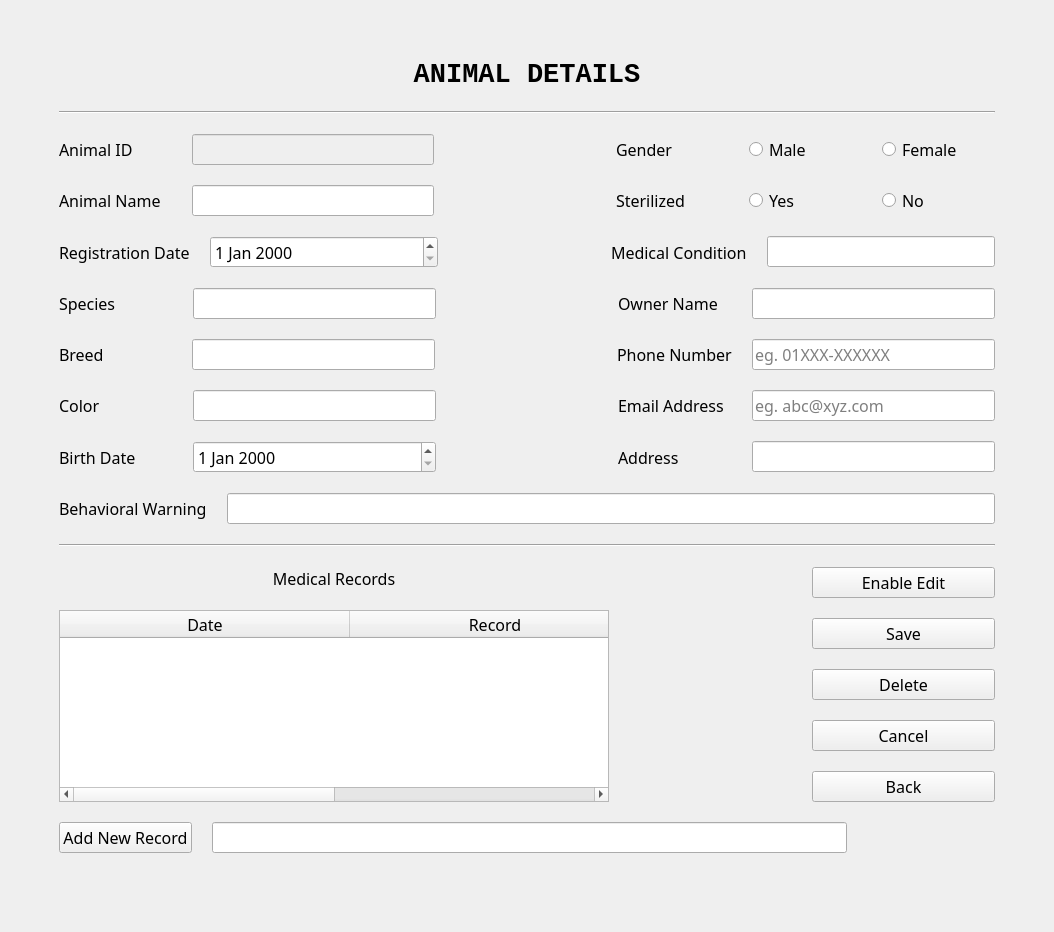
Before: the Qt Designer form AnimalDetailsUI.ui in ASNaeem/Simple-VCMS, drawn with Qt 5.
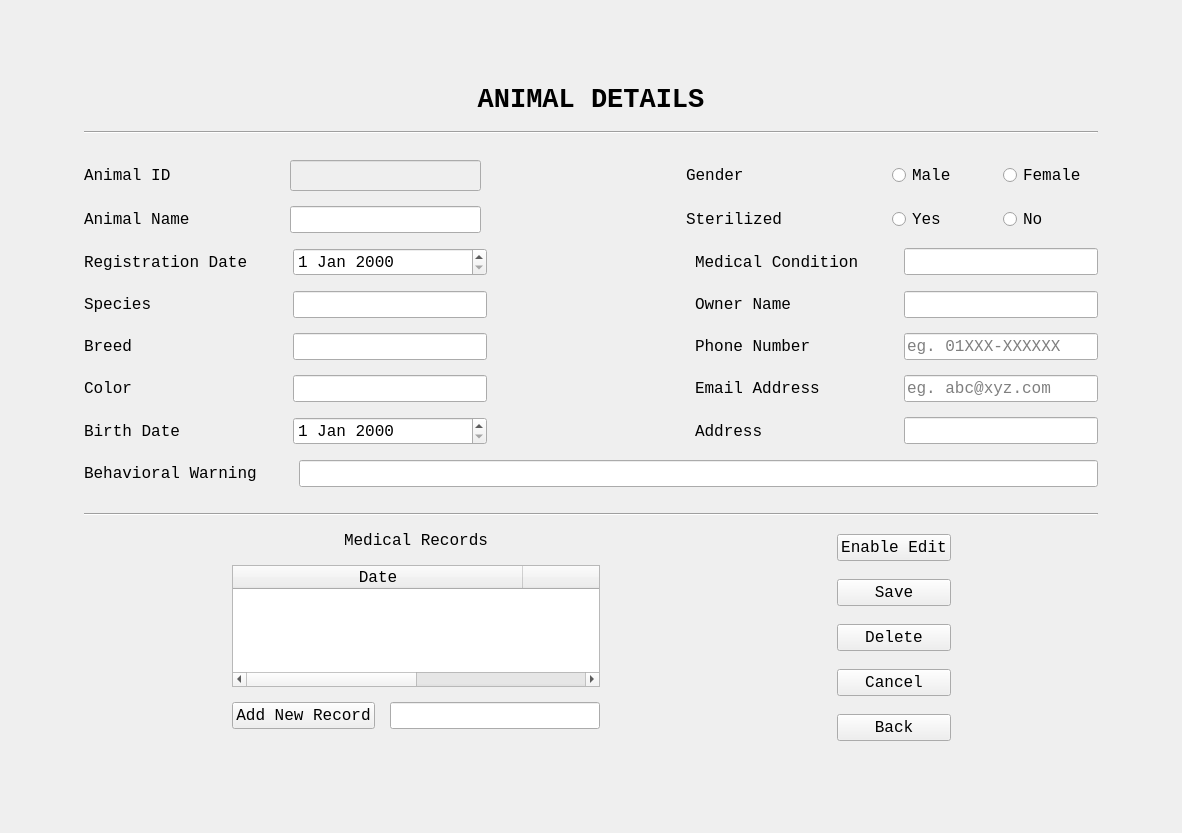
After: the same form once the commit is applied.

Commit message: AnimalDetailsUI AnimalInformationUI AnimalRegiatrationUI

Diff of the .ui file:
```diff
--- a/AnimalDetailsUI.ui
+++ b/AnimalDetailsUI.ui
@@ -6,31 +6,31 @@
    <rect>
     <x>0</x>
     <y>0</y>
-    <width>1054</width>
-    <height>872</height>
+    <width>1182</width>
+    <height>833</height>
    </rect>
   </property>
   <property name="windowTitle">
    <string>AnimalDetails</string>
   </property>
   <widget class="QWidget" name="centralwidget">
-   <layout class="QVBoxLayout" name="verticalLayout">
+   <layout class="QVBoxLayout" name="verticalLayout_3">
     <item>
-     <layout class="QVBoxLayout" name="verticalLayout_3" stretch="5,0,2,5,5,5,5,5,5,5,5,0,40,5">
+     <layout class="QVBoxLayout" name="verticalLayout_2" stretch="5,0,2,5,5,5,5,5,5,5,5,2,0,40">
       <property name="spacing">
-       <number>20</number>
+       <number>15</number>
       </property>
       <property name="leftMargin">
-       <number>50</number>
+       <number>75</number>
       </property>
       <property name="topMargin">
-       <number>50</number>
+       <number>75</number>
       </property>
       <property name="rightMargin">
-       <number>50</number>
+       <number>75</number>
       </property>
       <property name="bottomMargin">
-       <number>50</number>
+       <number>75</number>
       </property>
       <item>
        <layout class="QGridLayout" name="gridLayout_3">
@@ -72,19 +72,19 @@
         </property>
         <property name="sizeHint" stdset="0">
          <size>
-          <width>20</width>
-          <height>40</height>
+          <width>933</width>
+          <height>13</height>
          </size>
         </property>
        </spacer>
       </item>
       <item>
-       <layout class="QHBoxLayout" name="horizontalLayout" stretch="7,15,10,7,7,7">
+       <layout class="QHBoxLayout" name="horizontalLayout" stretch="20,20,20,20,10,10">
         <item>
          <widget class="QLabel" name="label_40">
           <property name="font">
            <font>
-            <family>Shonar Bangla</family>
+            <family>Courier New</family>
             <pointsize>12</pointsize>
            </font>
           </property>
@@ -126,7 +126,7 @@
          <widget class="QLabel" name="label_35">
           <property name="font">
            <font>
-            <family>Shonar Bangla</family>
+            <family>Courier New</family>
             <pointsize>12</pointsize>
            </font>
           </property>
@@ -142,7 +142,7 @@
          <widget class="QRadioButton" name="rb_gender_male">
           <property name="font">
            <font>
-            <family>Shonar Bangla</family>
+            <family>Courier New</family>
             <pointsize>12</pointsize>
            </font>
           </property>
@@ -155,7 +155,7 @@
          <widget class="QRadioButton" name="rb_gender_female">
           <property name="font">
            <font>
-            <family>Shonar Bangla</family>
+            <family>Courier New</family>
             <pointsize>12</pointsize>
            </font>
           </property>
@@ -167,12 +167,12 @@
        </layout>
       </item>
       <item>
-       <layout class="QHBoxLayout" name="horizontalLayout_2" stretch="7,15,10,7,7,7">
+       <layout class="QHBoxLayout" name="horizontalLayout_2" stretch="20,20,20,20,10,10">
         <item>
          <widget class="QLabel" name="label_41">
           <property name="font">
            <font>
-            <family>Shonar Bangla</family>
+            <family>Courier New</family>
             <pointsize>12</pointsize>
            </font>
           </property>
@@ -188,7 +188,7 @@
          <widget class="QLineEdit" name="line_animal_name">
           <property name="font">
            <font>
-            <family>Shonar Bangla</family>
+            <family>Courier New</family>
             <pointsize>12</pointsize>
            </font>
           </property>
@@ -211,7 +211,7 @@
          <widget class="QLabel" name="label_42">
           <property name="font">
            <font>
-            <family>Shonar Bangla</family>
+            <family>Courier New</family>
             <pointsize>12</pointsize>
            </font>
           </property>
@@ -227,7 +227,7 @@
          <widget class="QRadioButton" name="rb_sterilized_yes">
           <property name="font">
            <font>
-            <family>Shonar Bangla</family>
+            <family>Courier New</family>
             <pointsize>12</pointsize>
            </font>
           </property>
@@ -240,7 +240,7 @@
          <widget class="QRadioButton" name="rb_sterilized_no">
           <property name="font">
            <font>
-            <family>Shonar Bangla</family>
+            <family>Courier New</family>
             <pointsize>12</pointsize>
            </font>
           </property>
@@ -252,12 +252,12 @@
        </layout>
       </item>
       <item>
-       <layout class="QHBoxLayout" name="horizontalLayout_3" stretch="7,15,10,7,15">
+       <layout class="QHBoxLayout" name="horizontalLayout_3" stretch="20,20,20,20,20">
         <item>
          <widget class="QLabel" name="label_50">
           <property name="font">
            <font>
-            <family>Shonar Bangla</family>
+            <family>Courier New</family>
             <pointsize>12</pointsize>
            </font>
           </property>
@@ -273,7 +273,7 @@
          <widget class="QDateEdit" name="date_animal_registration">
           <property name="font">
            <font>
-            <family>Shonar Bangla</family>
+            <family>Courier New</family>
             <pointsize>12</pointsize>
            </font>
           </property>
@@ -296,7 +296,7 @@
          <widget class="QLabel" name="label_51">
           <property name="font">
            <font>
-            <family>Shonar Bangla</family>
+            <family>Courier New</family>
             <pointsize>12</pointsize>
            </font>
           </property>
@@ -312,7 +312,7 @@
          <widget class="QLineEdit" name="line_animal_condition">
           <property name="font">
            <font>
-            <family>Shonar Bangla</family>
+            <family>Courier New</family>
             <pointsize>12</pointsize>
            </font>
           </property>
@@ -321,12 +321,12 @@
        </layout>
       </item>
       <item>
-       <layout class="QHBoxLayout" name="horizontalLayout_4" stretch="7,15,10,7,15">
+       <layout class="QHBoxLayout" name="horizontalLayout_4" stretch="20,20,20,20,20">
         <item>
          <widget class="QLabel" name="label_52">
           <property name="font">
            <font>
-            <family>Shonar Bangla</family>
+            <family>Courier New</family>
             <pointsize>12</pointsize>
            </font>
           </property>
@@ -342,7 +342,7 @@
          <widget class="QLineEdit" name="line_animal_species">
           <property name="font">
            <font>
-            <family>Shonar Bangla</family>
+            <family>Courier New</family>
             <pointsize>12</pointsize>
            </font>
           </property>
@@ -365,7 +365,7 @@
          <widget class="QLabel" name="label_53">
           <property name="font">
            <font>
-            <family>Shonar Bangla</family>
+            <family>Courier New</family>
             <pointsize>12</pointsize>
            </font>
           </property>
@@ -381,7 +381,7 @@
          <widget class="QLineEdit" name="line_owner_name">
           <property name="font">
            <font>
-            <family>Shonar Bangla</family>
+            <family>Courier New</family>
             <pointsize>12</pointsize>
            </font>
           </property>
@@ -390,12 +390,12 @@
        </layout>
       </item>
       <item>
-       <layout class="QHBoxLayout" name="horizontalLayout_5" stretch="7,15,10,7,15">
+       <layout class="QHBoxLayout" name="horizontalLayout_5" stretch="20,20,20,20,20">
         <item>
          <widget class="QLabel" name="label_54">
           <property name="font">
            <font>
-            <family>Shonar Bangla</family>
+            <family>Courier New</family>
             <pointsize>12</pointsize>
            </font>
           </property>
@@ -411,7 +411,7 @@
          <widget class="QLineEdit" name="line_animal_breed">
           <property name="font">
            <font>
-            <family>Shonar Bangla</family>
+            <family>Courier New</family>
             <pointsize>12</pointsize>
            </font>
           </property>
@@ -434,7 +434,7 @@
          <widget class="QLabel" name="label_55">
           <property name="font">
            <font>
-            <family>Shonar Bangla</family>
+            <family>Courier New</family>
             <pointsize>12</pointsize>
            </font>
           </property>
@@ -450,7 +450,7 @@
          <widget class="QLineEdit" name="line_owner_phone">
           <property name="font">
            <font>
-            <family>Shonar Bangla</family>
+            <family>Courier New</family>
             <pointsize>12</pointsize>
            </font>
           </property>
@@ -462,12 +462,12 @@
        </layout>
       </item>
       <item>
-       <layout class="QHBoxLayout" name="horizontalLayout_6" stretch="7,15,10,7,15">
+       <layout class="QHBoxLayout" name="horizontalLayout_6" stretch="20,20,20,20,20">
         <item>
          <widget class="QLabel" name="label_56">
           <property name="font">
            <font>
-            <family>Shonar Bangla</family>
+            <family>Courier New</family>
             <pointsize>12</pointsize>
            </font>
           </property>
@@ -483,7 +483,7 @@
          <widget class="QLineEdit" name="line_animal_color">
           <property name="font">
            <font>
-            <family>Shonar Bangla</family>
+            <family>Courier New</family>
             <pointsize>12</pointsize>
            </font>
           </property>
@@ -506,7 +506,7 @@
          <widget class="QLabel" name="label_57">
           <property name="font">
            <font>
-            <family>Shonar Bangla</family>
+            <family>Courier New</family>
             <pointsize>12</pointsize>
            </font>
           </property>
@@ -522,7 +522,7 @@
          <widget class="QLineEdit" name="line_owner_email">
           <property name="font">
            <font>
-            <family>Shonar Bangla</family>
+            <family>Courier New</family>
             <pointsize>12</pointsize>
            </font>
           </property>
@@ -534,12 +534,12 @@
        </layout>
       </item>
       <item>
-       <layout class="QHBoxLayout" name="horizontalLayout_7" stretch="7,15,10,7,15">
+       <layout class="QHBoxLayout" name="horizontalLayout_7" stretch="20,20,20,20,20">
         <item>
          <widget class="QLabel" name="label_58">
           <property name="font">
            <font>
-            <family>Shonar Bangla</family>
+            <family>Courier New</family>
             <pointsize>12</pointsize>
            </font>
           </property>
@@ -555,7 +555,7 @@
          <widget class="QDateEdit" name="date_animal_birth">
           <property name="font">
            <font>
-            <family>Shonar Bangla</family>
+            <family>Courier New</family>
             <pointsize>12</pointsize>
            </font>
           </property>
@@ -578,7 +578,7 @@
          <widget class="QLabel" name="label_59">
           <property name="font">
            <font>
-            <family>Shonar Bangla</family>
+            <family>Courier New</family>
             <pointsize>12</pointsize>
            </font>
           </property>
@@ -594,7 +594,7 @@
          <widget class="QLineEdit" name="line_owner_address">
           <property name="font">
            <font>
-            <family>Shonar Bangla</family>
+            <family>Courier New</family>
             <pointsize>12</pointsize>
            </font>
           </property>
@@ -603,7 +603,7 @@
        </layout>
       </item>
       <item>
-       <layout class="QHBoxLayout" name="horizontalLayout_8" stretch="1,7">
+       <layout class="QHBoxLayout" name="horizontalLayout_8" stretch="20,80">
         <property name="rightMargin">
          <number>0</number>
         </property>
@@ -611,7 +611,7 @@
          <widget class="QLabel" name="label_61">
           <property name="font">
            <font>
-            <family>Shonar Bangla</family>
+            <family>Courier New</family>
             <pointsize>12</pointsize>
            </font>
           </property>
@@ -627,7 +627,7 @@
          <widget class="QLineEdit" name="line_animal_warning">
           <property name="font">
            <font>
-            <family>Shonar Bangla</family>
+            <family>Courier New</family>
             <pointsize>12</pointsize>
            </font>
           </property>
@@ -635,6 +635,19 @@
         </item>
        </layout>
       </item>
+      <item>
+       <spacer name="verticalSpacer">
+        <property name="orientation">
+         <enum>Qt::Vertical</enum>
+        </property>
+        <property name="sizeHint" stdset="0">
+         <size>
+          <width>20</width>
+          <height>40</height>
+         </size>
+        </property>
+       </spacer>
+      </item>
       <item>
        <widget class="Line" name="line">
         <property name="orientation">
@@ -643,14 +656,29 @@
        </widget>
       </item>
       <item>
-       <layout class="QHBoxLayout" name="horizontalLayout_9" stretch="6,2,2">
+       <layout class="QHBoxLayout" name="horizontalLayout_9" stretch="20,50,30,10,20">
+        <item>
+         <spacer name="horizontalSpacer_3">
+          <property name="orientation">
+           <enum>Qt::Horizontal</enum>
+          </property>
+          <property name="sizeHint" stdset="0">
+           <size>
+            <width>40</width>
+            <height>20</height>
+           </size>
+          </property>
+         </spacer>
+        </item>
+        <item>
+         <layout class="QVBoxLayout" name="verticalLayout">
         <item>
          <layout class="QVBoxLayout" name="verticalLayout_5" stretch="0,1">
           <item>
            <widget class="QLabel" name="label_34">
             <property name="font">
              <font>
-              <family>Shonar Bangla</family>
+                <family>Courier New</family>
               <pointsize>12</pointsize>
              </font>
             </property>
@@ -672,7 +700,7 @@
            <widget class="QTableWidget" name="table_animal_record">
             <property name="font">
              <font>
-              <family>Shonar Bangla</family>
+                <family>Courier New</family>
               <pointsize>12</pointsize>
              </font>
             </property>
@@ -697,6 +725,38 @@
          </layout>
         </item>
         <item>
+           <layout class="QHBoxLayout" name="horizontalLayout_10" stretch="10,80">
+            <property name="bottomMargin">
+             <number>20</number>
+            </property>
+            <item>
+             <widget class="QPushButton" name="button_add_record">
+              <property name="font">
+               <font>
+                <family>Courier New</family>
+                <pointsize>12</pointsize>
+               </font>
+              </property>
+              <property name="text">
+               <string>Add New Record</string>
+              </property>
+             </widget>
+            </item>
+            <item>
+             <widget class="QLineEdit" name="line_new_record">
+              <property name="font">
+               <font>
+                <family>Courier New</family>
+                <pointsize>12</pointsize>
+               </font>
+              </property>
+             </widget>
+            </item>
+           </layout>
+          </item>
+         </layout>
+        </item>
+        <item>
          <spacer name="horizontalSpacer_12">
           <property name="orientation">
            <enum>Qt::Horizontal</enum>
@@ -715,7 +775,7 @@
            <widget class="QPushButton" name="button_animal_edit">
             <property name="font">
              <font>
-              <family>Shonar Bangla</family>
+              <family>Courier New</family>
               <pointsize>12</pointsize>
              </font>
             </property>
@@ -728,7 +788,7 @@
            <widget class="QPushButton" name="button_animal_save">
             <property name="font">
              <font>
-              <family>Shonar Bangla</family>
+              <family>Courier New</family>
               <pointsize>12</pointsize>
              </font>
             </property>
@@ -741,7 +801,7 @@
            <widget class="QPushButton" name="button_animal_delete">
             <property name="font">
              <font>
-              <family>Shonar Bangla</family>
+              <family>Courier New</family>
               <pointsize>12</pointsize>
              </font>
             </property>
@@ -754,7 +814,7 @@
            <widget class="QPushButton" name="button_animal_cancel">
             <property name="font">
              <font>
-              <family>Shonar Bangla</family>
+              <family>Courier New</family>
               <pointsize>12</pointsize>
              </font>
             </property>
@@ -767,7 +827,7 @@
            <widget class="QPushButton" name="button_animal_back">
             <property name="font">
              <font>
-              <family>Shonar Bangla</family>
+              <family>Courier New</family>
               <pointsize>12</pointsize>
              </font>
             </property>
@@ -778,38 +838,8 @@
           </item>
          </layout>
         </item>
-       </layout>
-      </item>
       <item>
-       <layout class="QHBoxLayout" name="horizontalLayout_10" stretch="10,86,20">
-        <property name="bottomMargin">
-         <number>20</number>
-        </property>
-        <item>
-         <widget class="QPushButton" name="button_add_record">
-          <property name="font">
-           <font>
-            <family>Shonar Bangla</family>
-            <pointsize>12</pointsize>
-           </font>
-          </property>
-          <property name="text">
-           <string>Add New Record</string>
-          </property>
-         </widget>
-        </item>
-        <item>
-         <widget class="QLineEdit" name="line_new_record">
-          <property name="font">
-           <font>
-            <family>Shonar Bangla</family>
-            <pointsize>12</pointsize>
-           </font>
-          </property>
-         </widget>
-        </item>
-        <item>
-         <spacer name="horizontalSpacer_13">
+         <spacer name="horizontalSpacer_4">
           <property name="orientation">
            <enum>Qt::Horizontal</enum>
           </property>
```
Left out of the diff: 10 changed lines with no effect on the pictures. Lines whose indentation alone changed are shown as unchanged. The commit also changes 3 other files.
